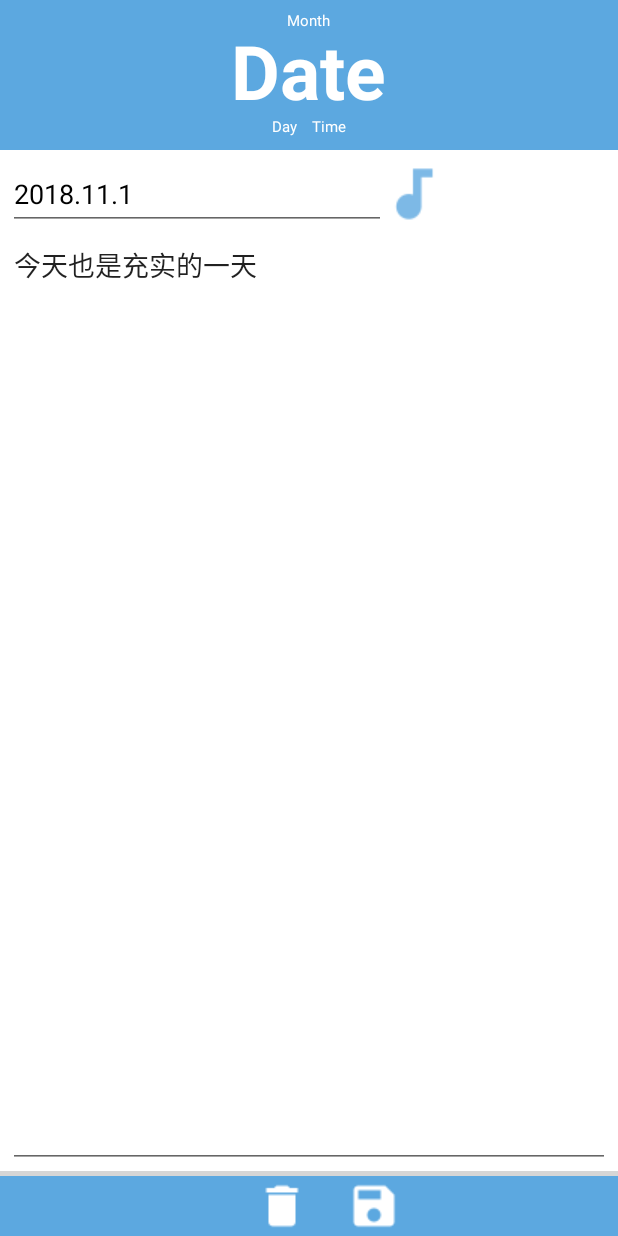
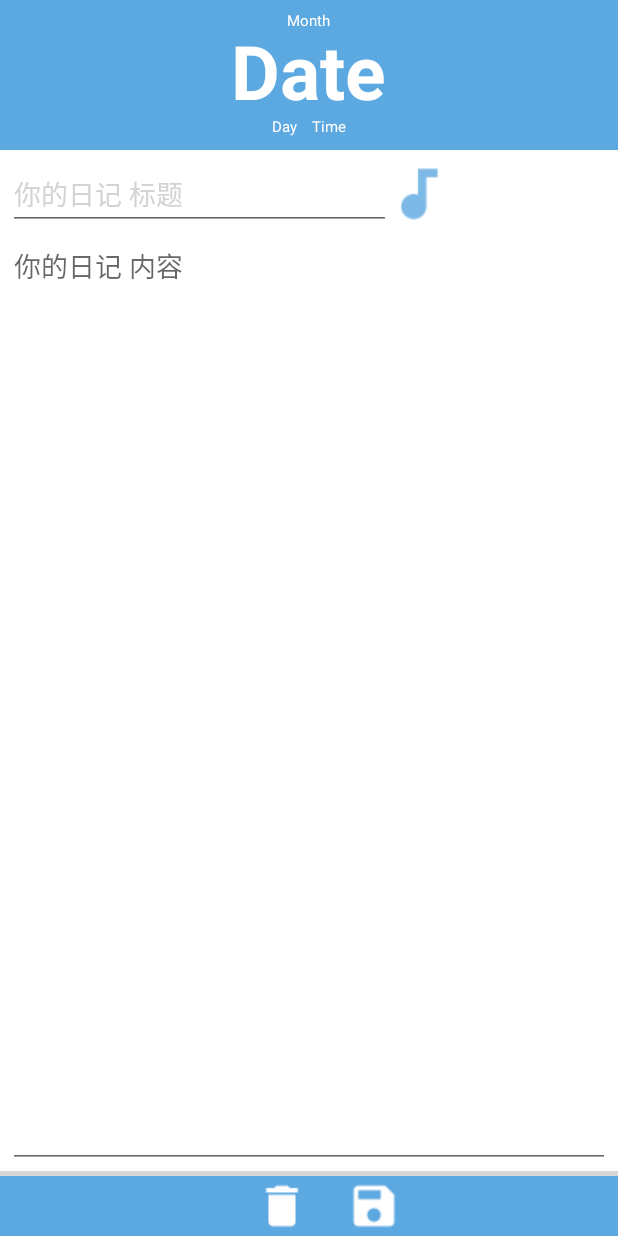
Before and after one commit to jojoli1024/new_diary, an Android app: the layout diary_page.xml on its own in the app's theme, with its tools: preview values and no code run, on a phone screen of 412 x 824 dp. Run offline under Robolectric (Android 15) with nearby library versions, the phone set to English and light mode, and no system bars; grey boxes are pictures that could not be loaded.

Commit message:
jojo分支：插入和浏览日记完成，但是点击item显示日记并未编码

```diff
--- a/app/src/main/java/com/jojo/diary/view/recycleAdapter.java
+++ b/app/src/main/java/com/jojo/diary/view/recycleAdapter.java
@@ -95,7 +95,7 @@ public class recycleAdapter extends RecyclerView.Adapter<recycleAdapter.MyViewHo
         Calendar calendar=Calendar.getInstance();
         calendar.setTime(date);
         String day=calendar.get(Calendar.DAY_OF_MONTH)+"";
-        String month=calendar.get(Calendar.MONTH)+"";
+        String month=(calendar.get(Calendar.MONTH) +1) +"";
         String time=String.valueOf(new SimpleDateFormat("HH:mm").format(calendar.getTime()));
 //        Calendar.HOUR_OF_DAY)+":"+calendar.get(Calendar.MINUTE)+":"+calendar.get(Calendar.SECOND);
         myViewHolder.TV_diary_item_day.setText(day);
--- a/app/src/main/res/layout/diary_page.xml
+++ b/app/src/main/res/layout/diary_page.xml
@@ -153,8 +153,7 @@
                         android:inputType="textCapSentences"
                         android:maxLines="1"
                         android:textColor="@android:color/black"
-                        android:textColorHint="@color/edittext_hint"
-                        android:text="2018.11.1"/>
+                        android:textColorHint="@color/edittext_hint"/>
 
                     // 添加音乐
                     <ImageView
@@ -164,51 +163,41 @@
                         android:src="@drawable/ic_music_blue"
                         android:visibility="visible" />
 
-                    // 天气
-                    <RelativeLayout
-                        android:id="@+id/RL_diary_weather"
-                        android:layout_width="0dp"
-                        android:layout_height="wrap_content"
-                        android:layout_marginLeft="0dp"
-                        android:layout_weight="0.15"
-                        android:visibility="visible">
-                        <Spinner
-                        android:id="@+id/SP_diary_weather"
-                        android:layout_width="match_parent"
-                        android:layout_height="wrap_content"
-                        android:background="@null"
-                        android:gravity="center" />
-                    </RelativeLayout>
+                    <!--// 天气-->
+                    <!--<RelativeLayout-->
+                        <!--android:id="@+id/RL_diary_weather"-->
+                        <!--android:layout_width="0dp"-->
+                        <!--android:layout_height="wrap_content"-->
+                        <!--android:layout_marginLeft="0dp"-->
+                        <!--android:layout_weight="0.15"-->
+                        <!--android:visibility="visible">-->
+                        <!--<Spinner-->
+                        <!--android:id="@+id/SP_diary_weather"-->
+                        <!--android:layout_width="match_parent"-->
+                        <!--android:layout_height="wrap_content"-->
+                        <!--android:background="@null"-->
+                        <!--android:gravity="center" />-->
+                    <!--</RelativeLayout>-->
 
-                    // 心情
-                    <RelativeLayout
-                        android:id="@+id/RL_diary_mood"
-                        android:layout_width="3dp"
-                        android:layout_height="wrap_content"
-                        android:layout_marginLeft="2dp"
-                        android:layout_weight="0.15">
+                    <!--// 心情-->
+                    <!--<RelativeLayout-->
+                        <!--android:id="@+id/RL_diary_mood"-->
+                        <!--android:layout_width="3dp"-->
+                        <!--android:layout_height="wrap_content"-->
+                        <!--android:layout_marginLeft="2dp"-->
+                        <!--android:layout_weight="0.15">-->
 
-                        <Spinner
-                            android:id="@+id/SP_diary_mood"
-                            android:layout_width="match_parent"
-                            android:layout_height="wrap_content"
-                            android:layout_alignParentStart="true"
-                            android:layout_alignParentLeft="true"
-                            android:layout_marginStart="0dp"
-                            android:layout_marginLeft="0dp"
-                            android:background="@color/themeColor"
-                            android:gravity="center" />
-                    </RelativeLayout>
-
-                    // 显示标题内容
-                    <TextView
-                        android:id="@+id/TV_diary_title_content"
-                        android:layout_width="match_parent"
-                        android:layout_height="wrap_content"
-                        android:layout_gravity="center"
-                        android:gravity="center"
-                        android:textSize="28dp"
-                        android:visibility="gone" />
+                        <!--<Spinner-->
+                            <!--android:id="@+id/SP_diary_mood"-->
+                            <!--android:layout_width="match_parent"-->
+                            <!--android:layout_height="wrap_content"-->
+                            <!--android:layout_alignParentStart="true"-->
+                            <!--android:layout_alignParentLeft="true"-->
+                            <!--android:layout_marginStart="0dp"-->
+                            <!--android:layout_marginLeft="0dp"-->
+                            <!--android:background="@color/themeColor"-->
+                            <!--android:gravity="center" />-->
+                    <!--</RelativeLayout>-->
 
                 </LinearLayout>
 
@@ -216,22 +205,6 @@
                 <RelativeLayout
                     android:layout_width="match_parent"
                     android:layout_height="match_parent">
-
-                    <TextView
-                        android:id="@+id/TV_diary_item_content_hint"
-                        android:layout_width="wrap_content"
-                        android:layout_height="wrap_content"
-                        android:layout_centerInParent="true"
-                        android:text="@string/diary_content_hint"
-                        android:textSize="28dp"
-                        android:visibility="gone" />
-
-                    <ProgressBar
-                        android:id="@+id/PB_diary_item_content_hint"
-                        android:layout_width="wrap_content"
-                        android:layout_height="wrap_content"
-                        android:layout_centerInParent="true"
-                        android:visibility="gone" />
 
                     // 日记内容编辑+显示
                     <LinearLayout
@@ -242,20 +215,11 @@
 
                         // 编辑日记内容
                         <EditText
+                            android:id="@+id/EDT_diary_content"
                             android:layout_width="match_parent"
                             android:layout_height="match_parent"
-                            android:text="今天也是充实的一天"
+                            android:hint="@string/diary_content_hint"
                             android:gravity="left|top"/>
-
-                        // 显示日记内容
-                        <TextView
-                            android:id="@+id/TV_diary_content"
-                            android:layout_width="match_parent"
-                            android:layout_height="wrap_content"
-                            android:layout_gravity="center"
-                            android:gravity="center"
-                            android:textSize="28dp"
-                            android:visibility="gone" />
 
                     </LinearLayout>
 
```
Also changed, not shown: app/src/main/java/com/jojo/diary/db/DBManager.java (+40 -20 lines), app/src/main/java/com/jojo/diary/db/DBStructure.java (+0 -9 lines), app/src/main/java/com/jojo/diary/db/DBhelper.java (+11 -24 lines), app/src/main/java/com/jojo/diary/diary/DiaryFragment.java (+66 -22 lines), app/src/main/java/com/jojo/diary/main/MainActivity.java (+14 -0 lines), app/src/main/java/com/jojo/diary/view/ViewFragment.java (+16 -2 lines), app/src/main/java/com/jojo/diary/view/dialog_diaryFragment.java (+18 -18 lines), app/src/main/java/com/jojo/diary/view/diaryItem.java (+23 -2 lines), app/src/main/res/layout/dialog_diary_page.xml (+35 -33 lines).
